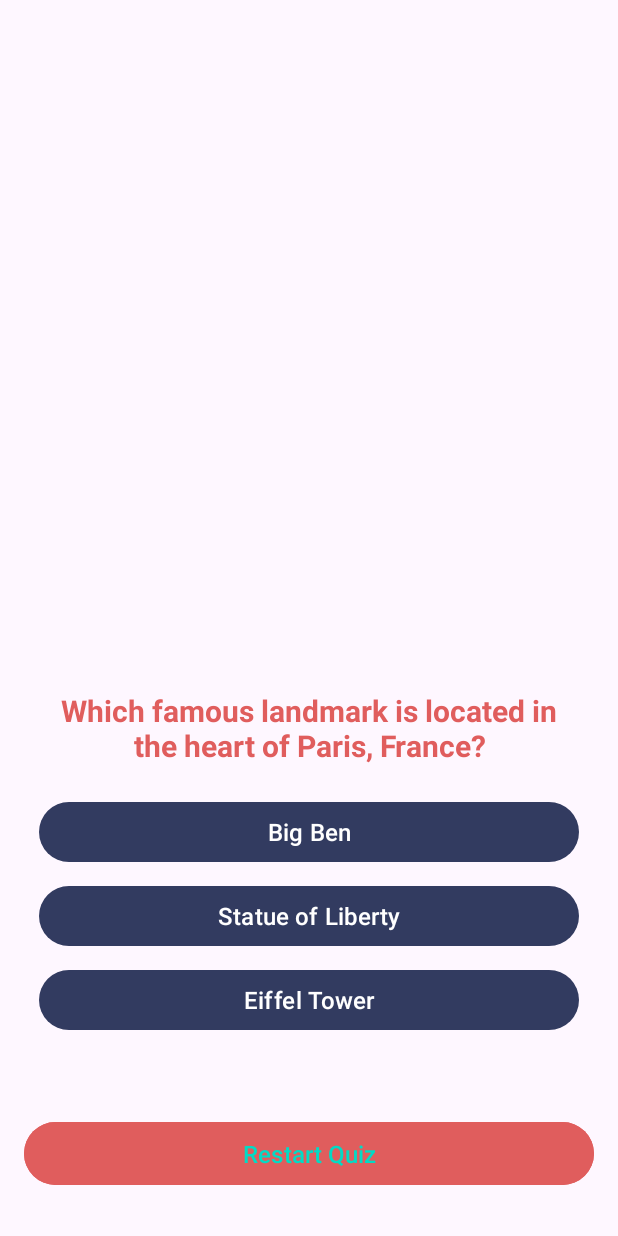
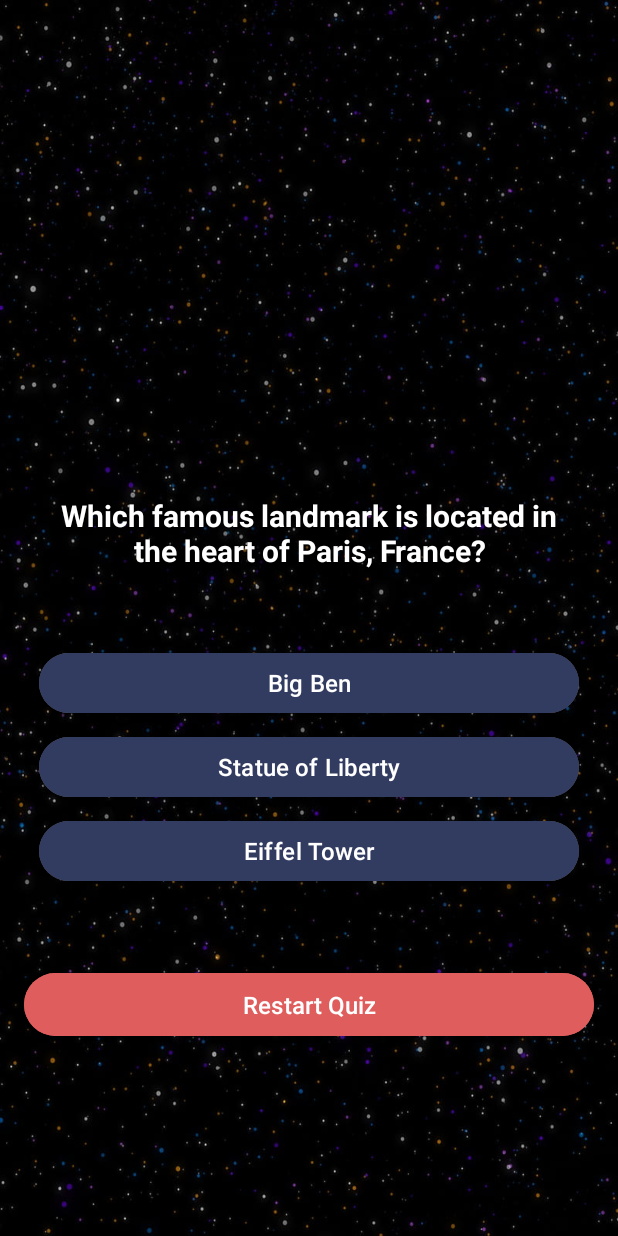
Before and after one commit to Nikhilreddy024/Landmark_Master, an Android app built with Jetpack Compose: the quizActivity screen opened directly, with no data from a screen before it, on a phone screen of 412 x 824 dp. Run offline under Robolectric (Android 15) with nearby library versions, the phone set to English and light mode, and no system bars.

Commit message:
first commit

```diff
--- a/app/src/main/res/layout/activity_quiz.xml
+++ b/app/src/main/res/layout/activity_quiz.xml
@@ -5,25 +5,26 @@
     android:layout_width="match_parent"
     android:layout_height="match_parent"
     android:orientation="vertical"
+    android:background="@drawable/tic10"
     android:padding="16dp"
     tools:context=".quizActivity">
 
     <LinearLayout
         android:layout_width="match_parent"
         android:layout_height="wrap_content"
-        android:layout_marginTop="430dp"
+        android:layout_marginTop="300dp"
         android:orientation="vertical"
         android:padding="10dp">
 
         <TextView
             android:id="@+id/questionText"
             android:layout_width="match_parent"
-            android:layout_height="wrap_content"
+            android:layout_height="89dp"
             android:layout_marginBottom="16dp"
             android:padding="4dp"
             android:text="Question\nquestion"
             android:textAlignment="center"
-            android:textColor="@color/pink"
+            android:textColor="@color/white"
             android:textSize="20sp"
             android:textStyle="bold" />
 
@@ -32,7 +33,9 @@
             android:layout_width="match_parent"
             android:layout_height="wrap_content"
             android:layout_marginBottom="8dp"
+            android:backgroundTint="#68EDEBEB"
             android:text="Option 2"
+            android:textColor="@color/white"
             android:textSize="16sp" />
 
         <Button
@@ -40,7 +43,9 @@
             android:layout_width="match_parent"
             android:layout_height="wrap_content"
             android:layout_marginBottom="8dp"
+            android:backgroundTint="#68EDEBEB"
             android:text="Option 2"
+            android:textColor="@color/white"
             android:textSize="16sp" />
 
         <Button
@@ -48,7 +53,9 @@
             android:layout_width="match_parent"
             android:layout_height="wrap_content"
             android:layout_marginBottom="8dp"
+            android:backgroundTint="#68EDEBEB"
             android:text="Option 2"
+            android:textColor="@color/white"
             android:textSize="16sp" />
 
     </LinearLayout>
@@ -62,7 +69,7 @@
         android:enabled="false"
         android:padding="10dp"
         android:text="Restart Quiz"
-        android:textColor="@color/teal_200"
+        android:textColor="@color/white"
         android:textSize="16sp" />
 
 </LinearLayout>
```
Also changed, not shown: app/src/main/res/drawable/tic10.jpg (added), 2 other files.
